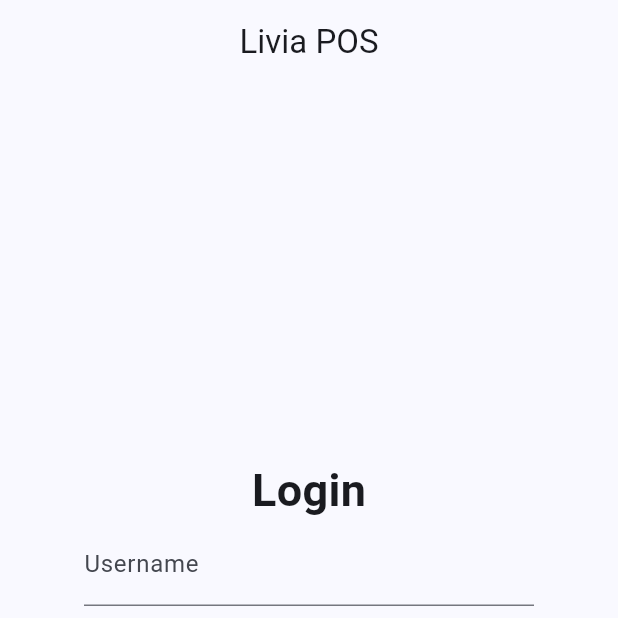
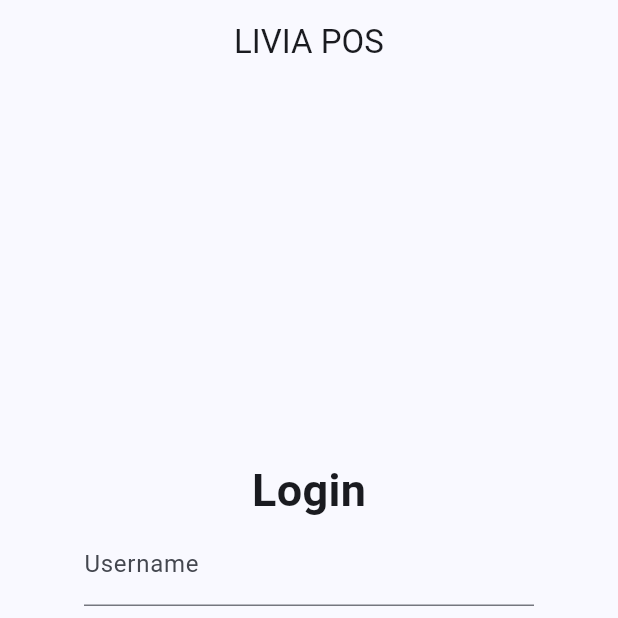
Before and after one commit to olizyusuf/livia-pos, a Flutter app: the screen it shows after launch, on a phone screen of 412 x 824 dp, the top half of it. Run offline on Flutter 3.47's test engine with Material 3 defaults, Android fonts, the phone set to English and light mode, and no system bars; our stand-ins replace sqflite; missing offline and left inert: bcrypt; accounts and stored records are empty.

```diff
--- a/lib/screen/login_screen.dart
+++ b/lib/screen/login_screen.dart
@@ -19,7 +19,7 @@ class LoginScreen extends StatelessWidget {
     return Scaffold(
       appBar: AppBar(
         centerTitle: true,
-        title: const Text('Livia POS'),
+        title: const Text('LIVIA POS'),
       ),
       body: SingleChildScrollView(
         child: Container(
```
